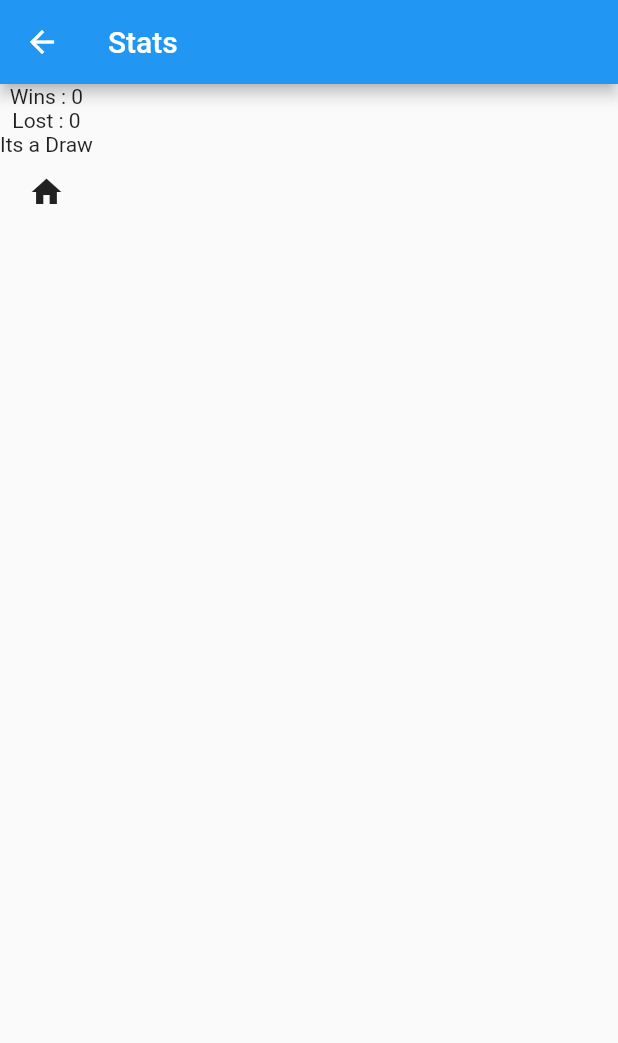
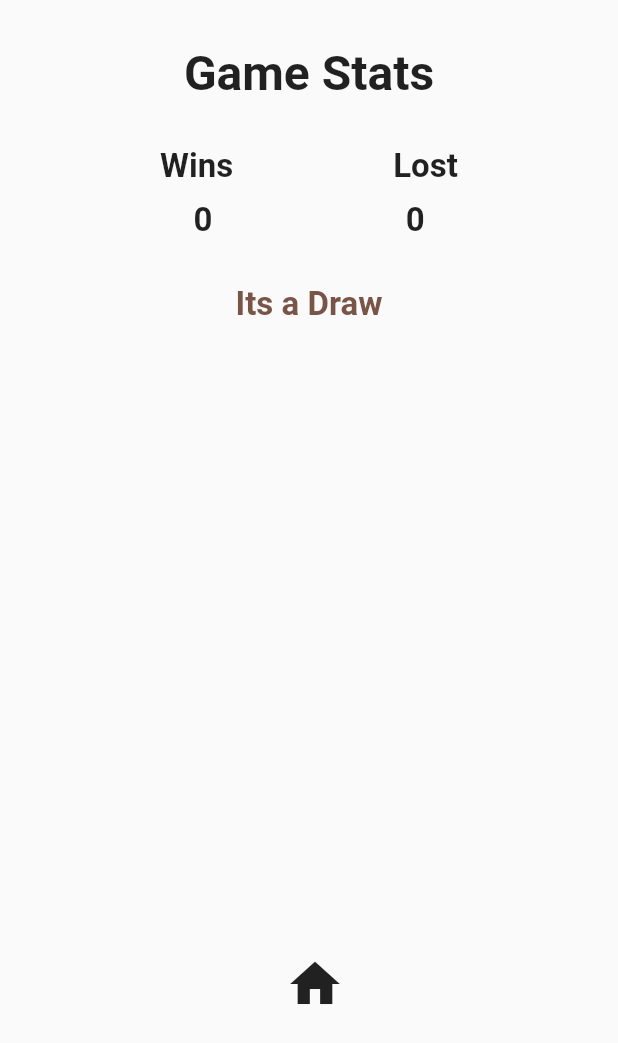
Before and after one commit to bharath-bathula/cards_game, a Flutter app: the Stats screen opened directly with empty values, on a phone screen of 412 x 824 dp. Shown: the top 1043 px of the screen. Run offline on Flutter 3.47's test engine with Material 2 defaults, Android fonts, the phone set to English and light mode, and no system bars; our stand-ins replace dio; network calls fail.

Commit message:
Ui Wireframe done

```diff
--- a/lib/stats.dart
+++ b/lib/stats.dart
@@ -8,26 +8,96 @@ class Stats extends StatelessWidget {
   Widget build(BuildContext context) {
     final args = ModalRoute.of(context)!.settings.arguments as ScreenArguments;
     return Scaffold(
-      appBar: AppBar(
-        title: Text('Stats'),
-      ),
-      body: Container(
+      // appBar: AppBar(
+      //   title: Text('Stats'),
+      // ),
+      body: SafeArea(
+        child: Container(
           child: Column(
             children: [
-            Container(child: Text('Wins : ${args.win}')),
-            Container(child: Text('Lost : ${args.lost}')),
+              SizedBox(
+                height: 30,
+              ),
+              Text(
+                'Game Stats',
+                style: TextStyle(fontWeight: FontWeight.bold, fontSize: 32),
+              ),
+              SizedBox(
+                height: 30,
+              ),
+              Row(
+                mainAxisAlignment: MainAxisAlignment.spaceEvenly,
+                children: [
+                  Container(
+                      child: Text(
+                    'Wins',
+                    style: TextStyle(fontWeight: FontWeight.bold, fontSize: 22),
+                  )),
+                  Container(
+                      child: Text(
+                    'Lost',
+                    style: TextStyle(fontWeight: FontWeight.bold, fontSize: 22),
+                  )),
+                ],
+              ),
+              SizedBox(
+                height: 10,
+              ),
+              Row(
+                mainAxisAlignment: MainAxisAlignment.spaceEvenly,
+                children: [
+                  Container(
+                      child: Text(
+                    args.win.toString(),
+                    style: TextStyle(fontWeight: FontWeight.bold, fontSize: 22),
+                  )),
+                  Container(
+                      child: Text(
+                    args.lost.toString(),
+                    style: TextStyle(fontWeight: FontWeight.bold, fontSize: 22),
+                  )),
+                ],
+              ),
+              SizedBox(
+                height: 30,
+              ),
               Container(
                   child: args.win > args.lost
-                    ? Text('You Win')
+                      ? Text(
+                          'You Win',
+                          style: TextStyle(
+                              fontWeight: FontWeight.bold,
+                              fontSize: 22,
+                              color: Colors.green),
+                        )
                       : args.win == args.lost
-                        ? Text('Its a Draw')
-                        : Text('You Lost')),
+                          ? Text(
+                              'Its a Draw',
+                              style: TextStyle(
+                                  fontWeight: FontWeight.bold,
+                                  fontSize: 22,
+                                  color: Colors.brown),
+                            )
+                          : Text(
+                              'You Lost',
+                              style: TextStyle(
+                                  fontWeight: FontWeight.bold,
+                                  fontSize: 22,
+                                  color: Colors.red),
+                            )),
+              SizedBox(
+                height: MediaQuery.of(context).size.height * 0.5,
+              ),
               IconButton(
                   onPressed: () {
                     Navigator.popAndPushNamed(context, StartPage.route);
                   },
-                icon: Icon(Icons.home))
+                  icon: Icon(
+                    Icons.home,
+                    size: 40,
+                  ))
             ],
+          ),
         ),
       ),
     );
```
Also changed, not shown: lib/card_data.dart (+46 -25 lines), lib/start_page.dart (+13 -3 lines), assets/startbg.png (added). Lines whose indentation alone changed are shown as unchanged.
